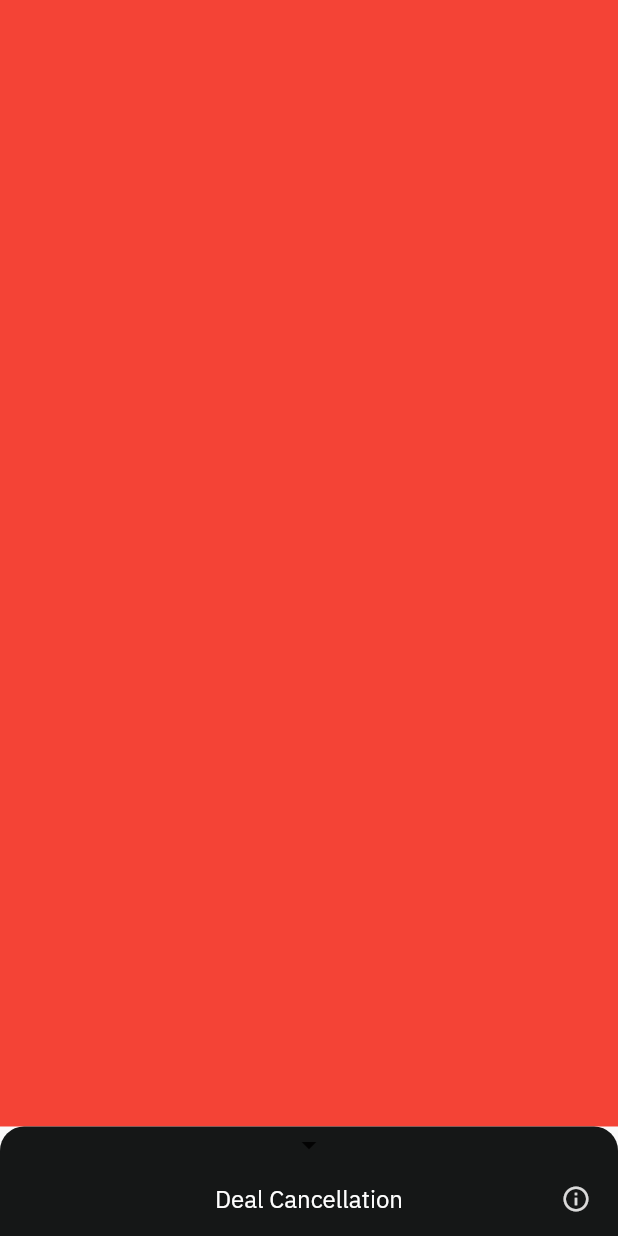
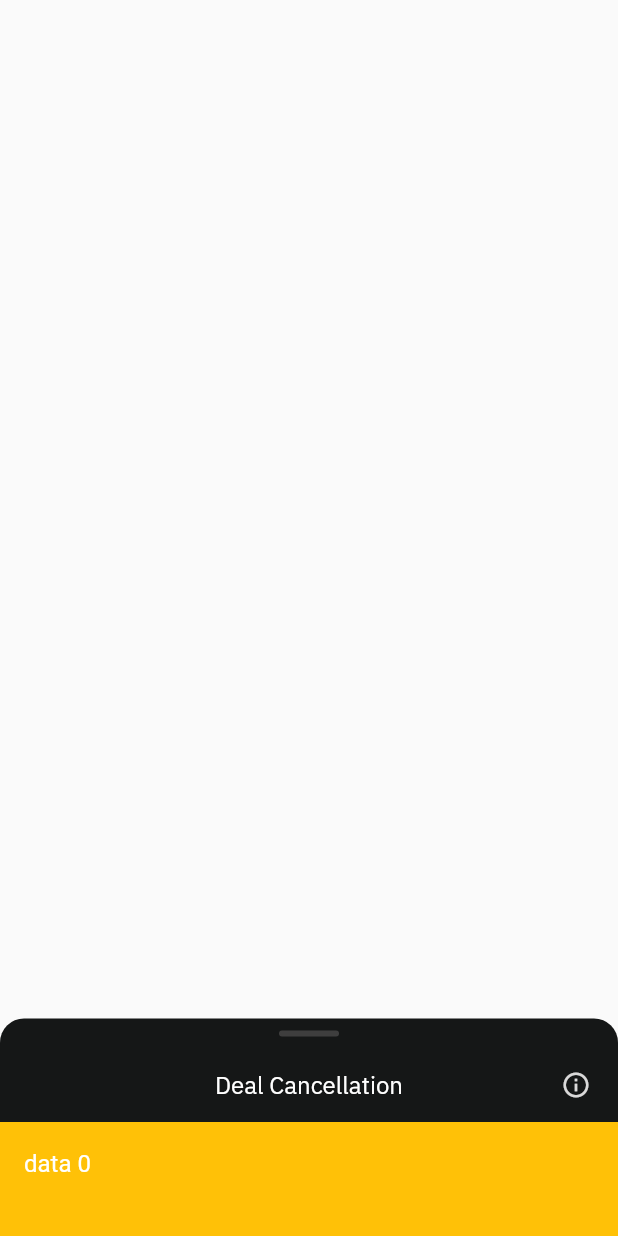
Before and after one commit to hamed-fs/flutter_widget_test_playground, a Flutter app: the screen it shows after launch, on a phone screen of 412 x 824 dp. Run offline on Flutter 3.47's test engine with Material 2 defaults, Android fonts, the phone set to English and light mode, and no system bars.

Commit message:
- first ok 14

```diff
--- a/lib/expandable_bottom_sheet.dart
+++ b/lib/expandable_bottom_sheet.dart
@@ -179,11 +179,19 @@ class _ExpandableBottomSheetState extends State<ExpandableBottomSheet> {
                       color: Color(0xFF323738),
                     ),
                     child: AnimatedMessage(
-                      child: Text(
-                        widget.hint ?? '',
-                        style: TextStyle(
-                          color: Colors.white,
-                          fontSize: 12.0,
+                      child: Container(
+                        constraints: BoxConstraints(
+                          maxWidth: 256,
+                        ),
+                        child: Text(
+                          widget.hint ?? '',
+                          textAlign: TextAlign.start,
+                          overflow: TextOverflow.ellipsis,
+                          maxLines: 3,
+                          style: TextStyle(
+                            color: Colors.white,
+                            fontSize: 12.0,
+                          ),
                         ),
                       ),
                     ),
--- a/lib/main.dart
+++ b/lib/main.dart
@@ -28,35 +28,31 @@ class _MyHomePageState extends State<MyHomePage> {
   Widget build(BuildContext context) {
     return SafeArea(
       child: Scaffold(
-        body: Center(
-          child: Container(
-            color: Colors.red,
-          ),
-        ),
+        body: Center(),
         bottomSheet: ExpandableBottomSheet(
           title: 'Deal Cancellation',
           hint:
-              'Allows you to cancel your trade within\na chosen time frame should the\nmarket move against your favour.',
-          toggler: Icon(Icons.arrow_drop_down),
-          // upperContent: Container(
-          //   height: 76.0,
-          //   color: Colors.amber,
-          //   child: Center(
-          //     child: SingleChildScrollView(
-          //       child: Column(
-          //         children: <Widget>[
-          //           for (var i = 0; i < 100; i++)
-          //             ListTile(
-          //               title: Text(
-          //                 'data $i',
-          //                 style: TextStyle(color: Colors.white),
-          //               ),
-          //             )
-          //         ],
-          //       ),
-          //     ),
-          //   ),
-          // ),
+              'Allows you to cancel your trade within a chosen time frame should the market move against your favour.',
+          // toggler: Icon(Icons.arrow_drop_down),
+          upperContent: Container(
+            height: 76.0,
+            color: Colors.amber,
+            child: Center(
+              child: SingleChildScrollView(
+                child: Column(
+                  children: <Widget>[
+                    for (var i = 0; i < 100; i++)
+                      ListTile(
+                        title: Text(
+                          'data $i',
+                          style: TextStyle(color: Colors.white),
+                        ),
+                      )
+                  ],
+                ),
+              ),
+            ),
+          ),
           lowerContent: Builder(
             builder: (context) => SingleChildScrollView(
               child: Column(
```
